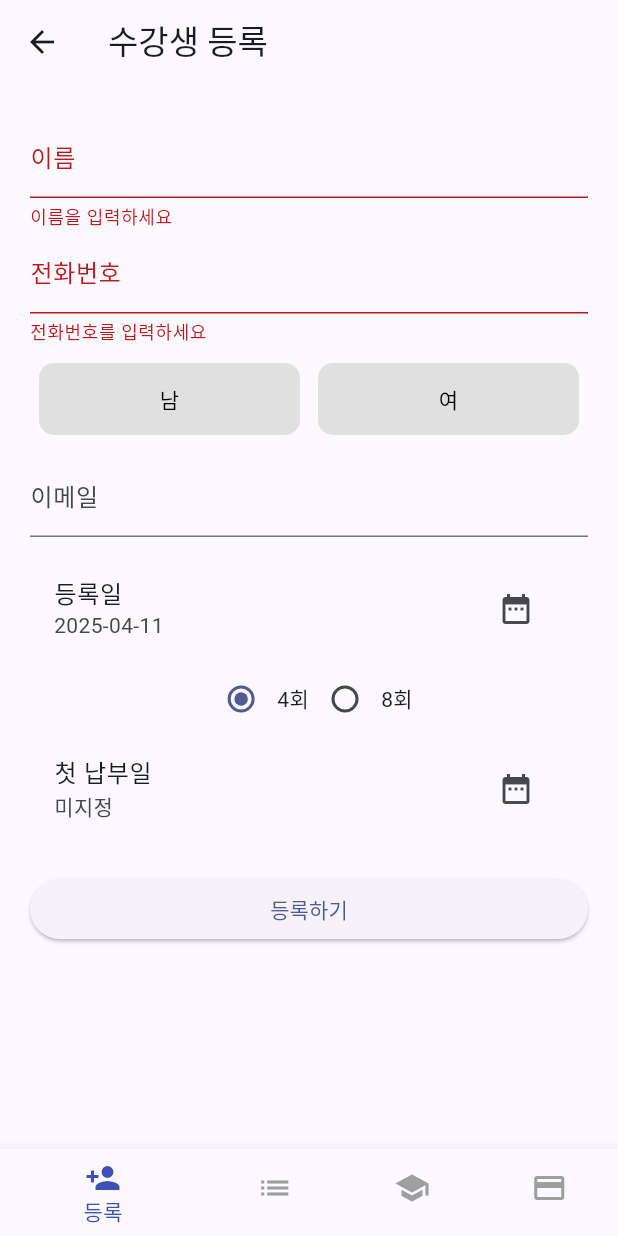
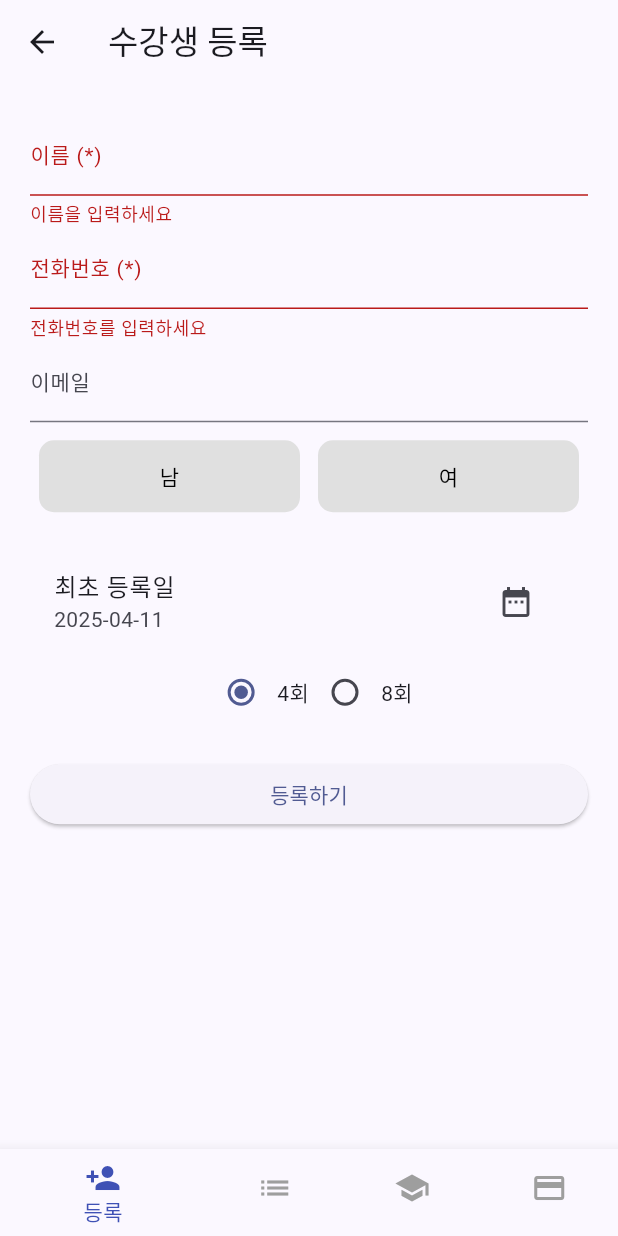
Before and after one commit to kangbba/lecture_management, a Flutter app: the AdminHomeScreen screen opened directly, after a tap on "등록하기", on a phone screen of 412 x 824 dp. Run offline on Flutter 3.47's test engine with Material 3 defaults, Android fonts, the phone set to English and light mode, and no system bars; our stand-ins replace hive, hive_flutter; accounts and stored records are empty.

Commit message:
스크린 개선

```diff
--- a/project/lecture_management/lib/main.dart
+++ b/project/lecture_management/lib/main.dart
@@ -1,5 +1,6 @@
 import 'package:flutter/material.dart';
 import 'package:hive_flutter/hive_flutter.dart';
+import 'package:intl/date_symbol_data_local.dart';
 import 'models/student.dart';
 import 'models/lesson_record.dart';
 import 'models/payment_record.dart';
@@ -60,6 +61,7 @@ void main() async {
   //   }
   // }
 
+  await initializeDateFormatting('ko'); // ✅ 여기선 1개의 인자만 필요
   runApp(const LectureApp());
 }
 
--- a/project/lecture_management/lib/screens/admin_mode_pages/payment_edit_screen.dart
+++ b/project/lecture_management/lib/screens/admin_mode_pages/payment_edit_screen.dart
@@ -189,7 +189,7 @@ class _PaymentEditScreenState extends State<PaymentEditScreen> {
                 );
               }),
             const Divider(height: 32),
-            const Text('🆕 새로운 납부 등록', style: TextStyle(fontSize: 16, fontWeight: FontWeight.bold)),
+            const Text('🆕 연장 등록', style: TextStyle(fontSize: 16, fontWeight: FontWeight.bold)),
             Form(
               key: _formKey,
               child: Column(
--- a/project/lecture_management/lib/screens/admin_mode_pages/payment_screen.dart
+++ b/project/lecture_management/lib/screens/admin_mode_pages/payment_screen.dart
@@ -44,7 +44,7 @@ class PaymentScreen extends StatelessWidget {
         mainAxisAlignment: MainAxisAlignment.spaceBetween,
         children: [
           Text(s.name),
-          Text('최근 납부: ${latest?.lessonCount ?? '-'}회분'),
+          Text(latest?.lessonCount == null ? '' : '최근 납부 ${latest?.lessonCount ?? '-'}회분'),
         ],
       ),
       subtitle: Column(
--- a/project/lecture_management/lib/screens/admin_mode_pages/student_register_screen.dart
+++ b/project/lecture_management/lib/screens/admin_mode_pages/student_register_screen.dart
@@ -5,7 +5,7 @@ import '../../models/student.dart';
 
 class StudentRegisterScreen extends StatefulWidget {
   final Student? student;
-  final bool canDelete; // 삭제 허용 여부
+  final bool canDelete;
 
   const StudentRegisterScreen({
     super.key,
@@ -29,7 +29,6 @@ class _StudentRegisterScreenState extends State<StudentRegisterScreen> {
   String? _email;
   int _preferredLessonCount = 4;
   DateTime _registeredDate = DateTime.now();
-  DateTime? _tuitionPaidDate;
 
   @override
   void initState() {
@@ -52,22 +51,44 @@ class _StudentRegisterScreenState extends State<StudentRegisterScreen> {
     _formKey.currentState!.save();
 
     final box = Hive.box<Student>('students');
+    final trimmedPhone = _phone.trim();
+
+    // ✅ 중복 전화번호 확인 (편집 모드가 아닌 경우에만)
+    if (!_editMode) {
+      final isDuplicate = box.values.any((s) => s.phone == trimmedPhone);
+      if (isDuplicate) {
+        await showDialog(
+          context: context,
+          builder: (context) => AlertDialog(
+            title: const Text('중복된 전화번호'),
+            content: const Text('이미 등록된 전화번호입니다.\n다시 확인해주세요.'),
+            actions: [
+              TextButton(
+                onPressed: () => Navigator.pop(context),
+                child: const Text('확인'),
+              ),
+            ],
+          ),
+        );
+        return;
+      }
+    }
 
     if (_editMode && _target != null) {
       _target!
-        ..name = _name
-        ..phone = _phone
+        ..name = _name.trim()
+        ..phone = _phone.trim()
         ..gender = _gender
-        ..email = _email
+        ..email = _email?.trim()
         ..preferredLessonCount = _preferredLessonCount
         ..registeredAt = _registeredDate;
       await _target!.save();
     } else {
       final newStudent = Student(
-        name: _name,
-        phone: _phone,
+        name: _name.trim(),
+        phone: _phone.trim(),
         gender: _gender,
-        email: _email,
+        email: _email?.trim(),
         registeredAt: _registeredDate,
         preferredLessonCount: _preferredLessonCount,
       );
@@ -84,12 +105,12 @@ class _StudentRegisterScreenState extends State<StudentRegisterScreen> {
         _gender = null;
         _preferredLessonCount = 4;
         _registeredDate = DateTime.now();
-        _tuitionPaidDate = null;
       });
     } else {
       Navigator.pop(context);
     }
   }
+
 
   void _delete() async {
     if (_target == null) return;
@@ -125,7 +146,7 @@ class _StudentRegisterScreenState extends State<StudentRegisterScreen> {
   Future<void> _pickDate(Function(DateTime) onPicked) async {
     DateTime? picked = await showDatePicker(
       context: context,
-      initialDate: DateTime.now(),
+      initialDate: _registeredDate,
       firstDate: DateTime(2020),
       lastDate: DateTime(2030),
     );
@@ -139,21 +160,45 @@ class _StudentRegisterScreenState extends State<StudentRegisterScreen> {
         padding: const EdgeInsets.all(20),
         child: Form(
           key: _formKey,
+
           child: ListView(
             children: [
               TextFormField(
                 initialValue: _name,
-                decoration: const InputDecoration(labelText: '이름'),
+                decoration: const InputDecoration(
+                  labelText: '이름 (*)',
+                  labelStyle: TextStyle(fontSize: 14),
+                  hintText: '예: 홍길동',
+                  hintStyle: TextStyle(fontSize: 12, color: Colors.black26), // 힌트 텍스트 크기 줄임
+                ),
                 onSaved: (val) => _name = val ?? '',
                 validator: (val) => val == null || val.isEmpty ? '이름을 입력하세요' : null,
               ),
+
               TextFormField(
                 initialValue: _phone,
-                decoration: const InputDecoration(labelText: '전화번호'),
+                decoration: const InputDecoration(
+                  labelText: '전화번호 (*)',
+                  labelStyle: TextStyle(fontSize: 14),
+                  hintText: '예: 01012345678',
+                  hintStyle: TextStyle(fontSize: 12, color: Colors.black26),
+                ),
                 keyboardType: TextInputType.phone,
                 onSaved: (val) => _phone = val ?? '',
                 validator: (val) => val == null || val.length < 10 ? '전화번호를 입력하세요' : null,
               ),
+
+              TextFormField(
+                initialValue: _email,
+                decoration: const InputDecoration(
+                  labelText: '이메일',
+                  labelStyle: TextStyle(fontSize: 14),
+                  hintText: '예: example@email.com',
+                  hintStyle: TextStyle(fontSize: 12, color: Colors.black26),
+                ),
+                onSaved: (val) => _email = val,
+              ),
+
               Row(
                 children: ['남', '여'].map((g) {
                   return Expanded(
@@ -178,14 +223,9 @@ class _StudentRegisterScreenState extends State<StudentRegisterScreen> {
                   );
                 }).toList(),
               ),
-              TextFormField(
-                initialValue: _email,
-                decoration: const InputDecoration(labelText: '이메일'),
-                onSaved: (val) => _email = val,
-              ),
               const SizedBox(height: 12),
               ListTile(
-                title: const Text('등록일'),
+                title: const Text('최초 등록일'),
                 subtitle: Text(DateFormat('yyyy-MM-dd').format(_registeredDate)),
                 trailing: IconButton(
                   icon: const Icon(Icons.date_range),
@@ -206,16 +246,6 @@ class _StudentRegisterScreenState extends State<StudentRegisterScreen> {
                     ],
                   );
                 }).toList(),
-              ),
-              ListTile(
-                title: const Text('첫 납부일'),
-                subtitle: Text(_tuitionPaidDate != null
-                    ? DateFormat('yyyy-MM-dd').format(_tuitionPaidDate!)
-                    : '미지정'),
-                trailing: IconButton(
-                  icon: const Icon(Icons.date_range),
-                  onPressed: () => _pickDate((d) => setState(() => _tuitionPaidDate = d)),
-                ),
               ),
               const SizedBox(height: 20),
               ElevatedButton(
```
Also changed, not shown: project/lecture_management/lib/screens/attendance_screen.dart (+204 -123 lines).
